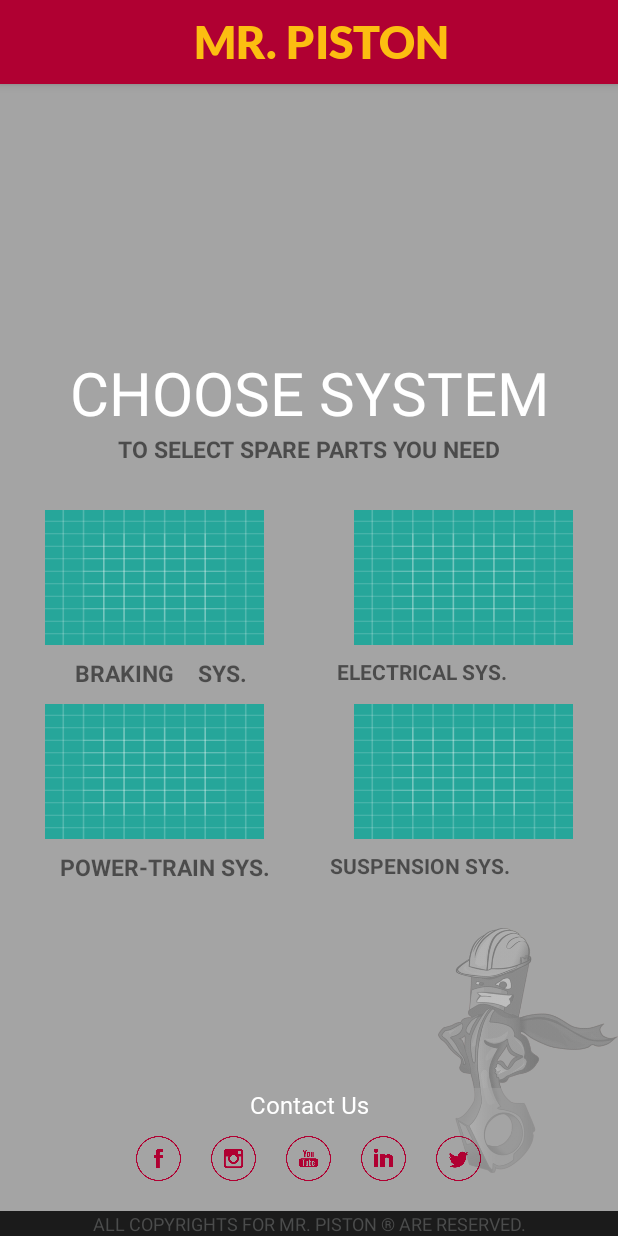
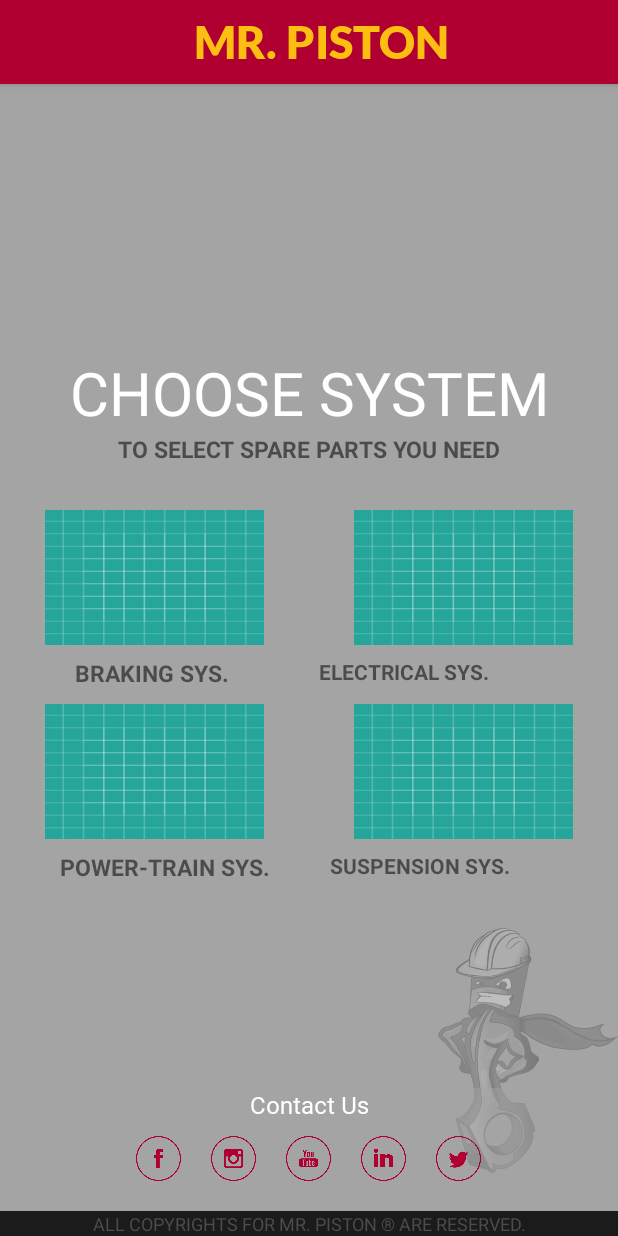
Before and after one commit to MahmoudElmaghraby/ImageUpload, an Android app: the FourButtons screen opened directly, with no data from a screen before it, on a phone screen of 412 x 824 dp. Run offline under Robolectric (Android 15) with nearby library versions, the phone set to English and light mode, and no system bars.

Commit message:
update 6

```diff
--- a/app/src/main/res/layout/activity_choose.xml
+++ b/app/src/main/res/layout/activity_choose.xml
@@ -27,7 +27,7 @@
         <TextView
             android:layout_width="match_parent"
             android:layout_height="wrap_content"
-            android:text="SELECT\nAUTOMOBILE BRAND"
+            android:text="@string/select_automobile_brand"
             android:textSize="25sp"
             android:gravity="center"
             android:layout_marginBottom="40dp"
@@ -53,7 +53,7 @@
                 android:layout_width="0dp"
                 android:layout_height="90dp"
                 android:layout_weight="1"
-                android:src="@drawable/kia_logo_test"/>
+                android:src="@drawable/kia"/>
 
 
             <ImageView
@@ -368,7 +368,7 @@
             android:id="@+id/ok_button"
             android:layout_width="match_parent"
             android:layout_height="wrap_content"
-            android:text="OK"
+            android:text="@string/ok"
             android:visibility="gone"/>
 
     </LinearLayout>
--- a/app/src/main/res/layout/activity_four_buttons.xml
+++ b/app/src/main/res/layout/activity_four_buttons.xml
@@ -214,7 +214,7 @@
             android:layout_width="match_parent"
             android:layout_height="wrap_content"
             android:gravity="center"
-            android:text="CHOOSE SYSTEM"
+            android:text="@string/choose_system"
             android:textColor="@android:color/white"
             android:textSize="40sp" />
 
@@ -224,7 +224,7 @@
             android:gravity="center"
             android:textStyle="bold"
             android:layout_marginBottom="20dp"
-            android:text="TO SELECT SPARE PARTS YOU NEED"
+            android:text="@string/to_select_spare_parts_you_need"
             android:textSize="15sp" />
 
         <LinearLayout
@@ -258,7 +258,9 @@
             android:layout_height="wrap_content"
             android:orientation="horizontal"
             android:paddingLeft="20dp"
-            android:paddingTop="8dp">
+            android:paddingTop="8dp"
+            android:paddingStart="20dp"
+            tools:ignore="RtlSymmetry">
 
             <TextView
                 android:layout_width="wrap_content"
@@ -266,7 +268,7 @@
                 android:layout_gravity="center_horizontal"
                 android:textStyle="bold"
                 android:layout_marginHorizontal="30dp"
-                android:text="BRAKING    SYS."
+                android:text="@string/braking_sys"
                 android:textSize="15sp"
 
                 />
@@ -277,7 +279,7 @@
                 android:textStyle="bold"
                 android:layout_gravity="center_horizontal"
                 android:layout_marginHorizontal="30dp"
-                android:text="ELECTRICAL SYS." />
+                android:text="@string/electrical_sys" />
 
         </LinearLayout>
 
@@ -312,7 +314,9 @@
             android:layout_height="wrap_content"
             android:orientation="horizontal"
             android:paddingLeft="20dp"
-            android:paddingTop="8dp">
+            android:paddingTop="8dp"
+            android:paddingStart="20dp"
+            tools:ignore="RtlSymmetry">
 
             <TextView
                 android:layout_width="wrap_content"
@@ -320,7 +324,7 @@
                 android:layout_gravity="center_horizontal"
                 android:textStyle="bold"
                 android:layout_marginHorizontal="20dp"
-                android:text="POWER-TRAIN SYS."
+                android:text="@string/power_train_sys"
                 android:textSize="15sp" />
 
             <TextView
@@ -330,7 +334,7 @@
                 android:layout_gravity="center_horizontal"
                 android:textStyle="bold"
                 android:layout_marginHorizontal="20dp"
-                android:text="SUSPENSION SYS." />
+                android:text="@string/suspension_sys" />
 
         </LinearLayout>
 
--- a/app/src/main/res/layout/activity_lubricants.xml
+++ b/app/src/main/res/layout/activity_lubricants.xml
@@ -41,7 +41,7 @@
                 android:layout_height="wrap_content"
                 android:layout_marginTop="30dp"
                 android:gravity="center"
-                android:text="LUBRICANTS"
+                android:text="@string/lubricants"
                 android:textColor="@android:color/white"
                 android:textSize="30sp" />
 
@@ -55,7 +55,7 @@
                 android:layout_width="match_parent"
                 android:layout_height="wrap_content"
                 android:gravity="center"
-                android:text="COMING SOON"
+                android:text="@string/coming_soon"
                 android:textSize="15sp" />
 
             <ImageView
--- a/app/src/main/res/layout/contact_us.xml
+++ b/app/src/main/res/layout/contact_us.xml
@@ -10,7 +10,7 @@
         android:layout_width="match_parent"
         android:layout_height="wrap_content"
         android:gravity="center"
-        android:text="Contact Us"
+        android:text="@string/contact_us"
         android:textColor="@android:color/white"
         android:textSize="16sp"
         app:fontFamily="@font/lato"/>
```
Also changed, not shown: app/src/main/res/layout/activity_main.xml (+11 -11 lines), app/src/main/res/layout/activity_product_details.xml (+5 -5 lines), app/src/main/res/layout/activity_registration.xml (+19 -14 lines), app/src/main/res/layout/activity_splash_screen.xml (+1 -7 lines), app/src/main/res/layout/single_item.xml (+8 -4 lines), app/src/main/res/values/strings.xml (+43 -3 lines), app/src/main/res/drawable/hyundai2.png (added), app/src/main/res/drawable/kia.png, app/src/main/res/drawable/kia2.png (added), app/src/main/res/drawable/kia_logo_test.png (deleted), app/src/main/res/drawable/toyota2.png (added), 2 other files.
